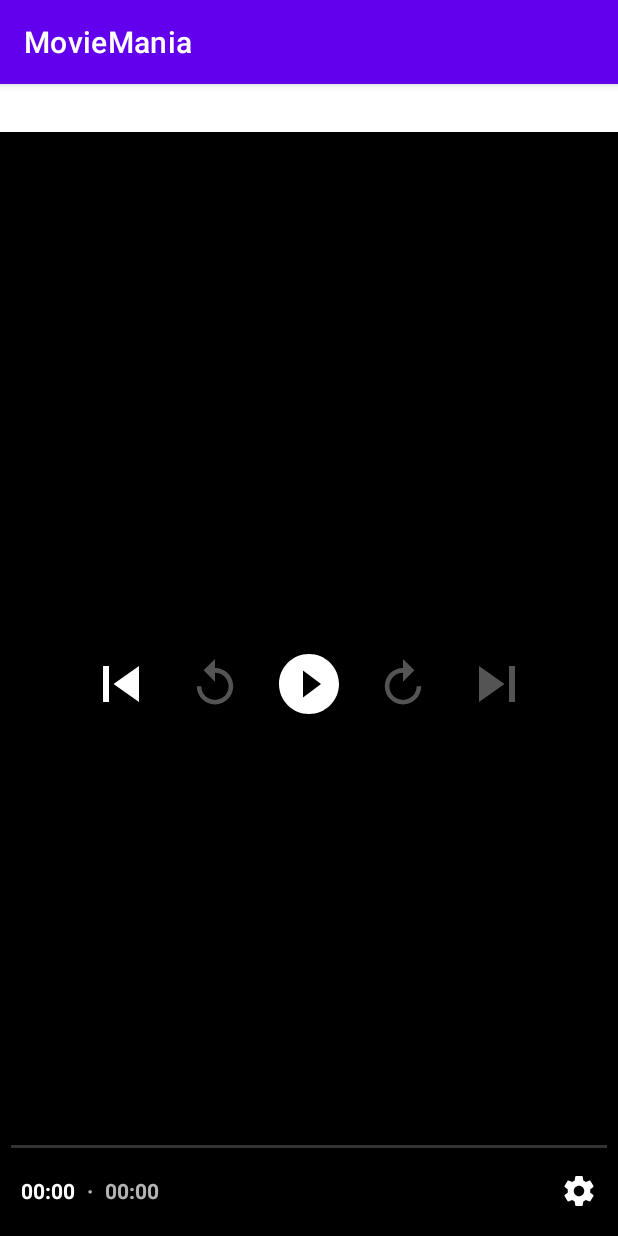
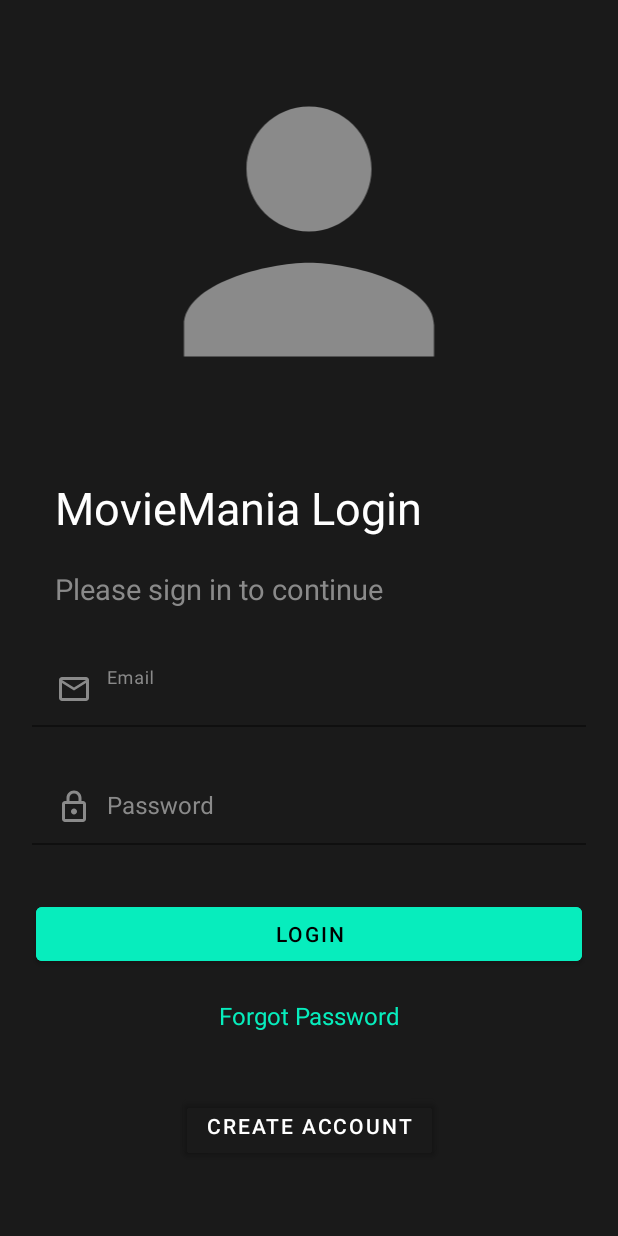
Before and after one commit to hommym/MovieMania, an Android app: the screen it shows after launch (VideoActivity before the commit, MainActivity after it), on a phone screen of 412 x 824 dp. Run offline under Robolectric (Android 15) with nearby library versions, the phone set to English and light mode, and no system bars.

Commit message:
Started auth ui ,that is the login ,signup ui

```diff
--- /dev/null
+++ b/app/src/main/java/com/example/moviemania/auth/data/JwtLocalDataSource.kt
@@ -0,0 +1,4 @@
+package com.example.moviemania.auth.data
+
+class JwtLocalDataSource {
+}
--- /dev/null
+++ b/app/src/main/java/com/example/moviemania/auth/ui/LoginFrag.kt
@@ -0,0 +1,60 @@
+package com.example.moviemania.auth.ui
+
+import android.os.Bundle
+import androidx.fragment.app.Fragment
+import android.view.LayoutInflater
+import android.view.View
+import android.view.ViewGroup
+import com.example.moviemania.R
+
+// TODO: Rename parameter arguments, choose names that match
+// the fragment initialization parameters, e.g. ARG_ITEM_NUMBER
+private const val ARG_PARAM1 = "param1"
+private const val ARG_PARAM2 = "param2"
+
+/**
+ * A simple [Fragment] subclass.
+ * Use the [LoginFrag.newInstance] factory method to
+ * create an instance of this fragment.
+ */
+class LoginFrag : Fragment() {
+    // TODO: Rename and change types of parameters
+    private var param1: String? = null
+    private var param2: String? = null
+
+    override fun onCreate(savedInstanceState: Bundle?) {
+        super.onCreate(savedInstanceState)
+        arguments?.let {
+            param1 = it.getString(ARG_PARAM1)
+            param2 = it.getString(ARG_PARAM2)
+        }
+    }
+
+    override fun onCreateView(
+        inflater: LayoutInflater, container: ViewGroup?,
+        savedInstanceState: Bundle?
+    ): View? {
+        // Inflate the layout for this fragment
+        return inflater.inflate(R.layout.fragment_login, container, false)
+    }
+
+    companion object {
+        /**
+         * Use this factory method to create a new instance of
+         * this fragment using the provided parameters.
+         *
+         * @param param1 Parameter 1.
+         * @param param2 Parameter 2.
+         * @return A new instance of fragment LoginFrag.
+         */
+        // TODO: Rename and change types and number of parameters
+        @JvmStatic
+        fun newInstance(param1: String, param2: String) =
+            LoginFrag().apply {
+                arguments = Bundle().apply {
+                    putString(ARG_PARAM1, param1)
+                    putString(ARG_PARAM2, param2)
+                }
+            }
+    }
+}
--- a/app/src/main/java/com/example/moviemania/auth/ui/MainActivity.kt
+++ b/app/src/main/java/com/example/moviemania/auth/ui/MainActivity.kt
@@ -3,10 +3,14 @@ package com.example.moviemania.auth.ui
 import android.content.Intent
 import androidx.appcompat.app.AppCompatActivity
 import android.os.Bundle
+import androidx.activity.viewModels
 import com.example.moviemania.R
 import com.example.moviemania.video.ui.VideoActivity
 
 class MainActivity : AppCompatActivity() {
+
+
+    val viewModel:MainViewModel by viewModels()
     override fun onCreate(savedInstanceState: Bundle?) {
         super.onCreate(savedInstanceState)
         setContentView(R.layout.activity_main)
@@ -20,9 +24,40 @@ class MainActivity : AppCompatActivity() {
     override fun onResume() {
         super.onResume()
 
-        val intentObj= Intent(this@MainActivity,VideoActivity::class.java)
-//        for now VideoType will only be movie
-        intentObj.putExtra("VideoType","movie")
-        startActivity(intentObj)
+//        val intentObj= Intent(this@MainActivity,VideoActivity::class.java)
+////        for now VideoType will only be movie
+//        intentObj.putExtra("VideoType","movie")
+//        startActivity(intentObj)
+
+
+
+        if(viewModel.checkJwtLocally()!=null){
+//            check the validity of jwt
+
+        }
+        else{
+            val fragTransaction=supportFragmentManager.beginTransaction()
+
+
+            if(viewModel.getFragInstance()!=null){
+                fragTransaction.add(R.id.main_layout,viewModel.getFragInstance()!!)
+            }
+            else{
+
+                val fragInstance=LoginFrag()
+
+//                saving fragment instance
+                viewModel.setFragmentInstance(fragInstance)
+                fragTransaction.add(R.id.main_layout,fragInstance)
+            }
+
+
+          fragTransaction.commit()
+        }
+
+
+
+
+
     }
 }
--- /dev/null
+++ b/app/src/main/java/com/example/moviemania/auth/ui/MainViewModel.kt
@@ -0,0 +1,39 @@
+package com.example.moviemania.auth.ui
+
+import androidx.fragment.app.Fragment
+import androidx.lifecycle.ViewModel
+
+class MainViewModel():ViewModel() {
+
+ private var fragmentInstance: Fragment?=null
+
+fun checkJwtLocally():String?{
+
+//    checking jwt locally (not implemented)
+    val jwtToken:String?=null
+
+    return jwtToken
+}
+
+fun checkJwtValidity():String?{
+
+//    checking jwt token (not implemented)
+    val jwtToken:String?=null
+
+
+    return jwtToken
+}
+
+fun getFragInstance():Fragment?{
+
+    return fragmentInstance
+}
+fun setFragmentInstance(currentFragment:Fragment){
+
+    fragmentInstance=currentFragment
+
+}
+
+
+
+}
--- /dev/null
+++ b/app/src/main/res/drawable/baseline_person_24.xml
@@ -0,0 +1,5 @@
+<vector android:height="24dp" android:tint="#8A8A8A"
+    android:viewportHeight="24" android:viewportWidth="24"
+    android:width="24dp" xmlns:android="http://schemas.android.com/apk/res/android">
+    <path android:fillColor="@android:color/white" android:pathData="M12,12c2.21,0 4,-1.79 4,-4s-1.79,-4 -4,-4 -4,1.79 -4,4 1.79,4 4,4zM12,14c-2.67,0 -8,1.34 -8,4v2h16v-2c0,-2.66 -5.33,-4 -8,-4z"/>
+</vector>
--- /dev/null
+++ b/app/src/main/res/drawable/outline_email_24.xml
@@ -0,0 +1,5 @@
+<vector android:height="24dp" android:tint="#8A8A8A"
+    android:viewportHeight="24" android:viewportWidth="24"
+    android:width="24dp" xmlns:android="http://schemas.android.com/apk/res/android">
+    <path android:fillColor="@android:color/white" android:pathData="M22,6c0,-1.1 -0.9,-2 -2,-2L4,4c-1.1,0 -2,0.9 -2,2v12c0,1.1 0.9,2 2,2h16c1.1,0 2,-0.9 2,-2L22,6zM20,6l-8,5 -8,-5h16zM20,18L4,18L4,8l8,5 8,-5v10z"/>
+</vector>
--- /dev/null
+++ b/app/src/main/res/drawable/outline_lock_24.xml
@@ -0,0 +1,5 @@
+<vector android:height="24dp" android:tint="#8A8A8A"
+    android:viewportHeight="24" android:viewportWidth="24"
+    android:width="24dp" xmlns:android="http://schemas.android.com/apk/res/android">
+    <path android:fillColor="@android:color/white" android:pathData="M18,8h-1L17,6c0,-2.76 -2.24,-5 -5,-5S7,3.24 7,6v2L6,8c-1.1,0 -2,0.9 -2,2v10c0,1.1 0.9,2 2,2h12c1.1,0 2,-0.9 2,-2L20,10c0,-1.1 -0.9,-2 -2,-2zM9,6c0,-1.66 1.34,-3 3,-3s3,1.34 3,3v2L9,8L9,6zM18,20L6,20L6,10h12v10zM12,17c1.1,0 2,-0.9 2,-2s-0.9,-2 -2,-2 -2,0.9 -2,2 0.9,2 2,2z"/>
+</vector>
--- /dev/null
+++ b/app/src/main/res/drawable/round_arrow_back_ios_new_24.xml
@@ -0,0 +1,5 @@
+<vector android:height="24dp" android:tint="#8A8A8A"
+    android:viewportHeight="24" android:viewportWidth="24"
+    android:width="24dp" xmlns:android="http://schemas.android.com/apk/res/android">
+    <path android:fillColor="@android:color/white" android:pathData="M16.88,2.88L16.88,2.88c-0.49,-0.49 -1.28,-0.49 -1.77,0l-8.41,8.41c-0.39,0.39 -0.39,1.02 0,1.41l8.41,8.41c0.49,0.49 1.28,0.49 1.77,0l0,0c0.49,-0.49 0.49,-1.28 0,-1.77L9.54,12l7.35,-7.35C17.37,4.16 17.37,3.37 16.88,2.88z"/>
+</vector>
--- /dev/null
+++ b/app/src/main/res/drawable/round_smartphone_24.xml
@@ -0,0 +1,5 @@
+<vector android:height="24dp" android:tint="#8A8A8A"
+    android:viewportHeight="24" android:viewportWidth="24"
+    android:width="24dp" xmlns:android="http://schemas.android.com/apk/res/android">
+    <path android:fillColor="@android:color/white" android:pathData="M17,1.01L7,1c-1.1,0 -2,0.9 -2,2v18c0,1.1 0.9,2 2,2h10c1.1,0 2,-0.9 2,-2V3c0,-1.1 -0.9,-1.99 -2,-1.99zM17,19H7V5h10v14z"/>
+</vector>
--- a/app/src/main/res/layout/activity_main.xml
+++ b/app/src/main/res/layout/activity_main.xml
@@ -3,6 +3,8 @@
     xmlns:tools="http://schemas.android.com/tools"
     android:layout_width="match_parent"
     android:layout_height="match_parent"
-    tools:context=".auth.ui.MainActivity">
+    tools:context=".auth.ui.MainActivity"
+    android:id="@+id/main_layout"
+    >
 
 </androidx.constraintlayout.widget.ConstraintLayout>
--- /dev/null
+++ b/app/src/main/res/layout/fragment_login.xml
@@ -0,0 +1,169 @@
+<?xml version="1.0" encoding="utf-8"?>
+<androidx.constraintlayout.widget.ConstraintLayout xmlns:android="http://schemas.android.com/apk/res/android"
+    xmlns:app="http://schemas.android.com/apk/res-auto"
+    xmlns:tools="http://schemas.android.com/tools"
+    android:id="@+id/linearLayout"
+    android:layout_width="match_parent"
+    android:layout_height="match_parent"
+    android:background="#E8040404"
+    tools:context=".auth.ui.LoginFrag">
+
+    <ImageView
+        android:id="@+id/imageView"
+        android:layout_width="0dp"
+        android:layout_height="250dp"
+        android:layout_marginStart="21dp"
+        android:layout_marginTop="20dp"
+        android:layout_marginEnd="21dp"
+        android:layout_marginBottom="30dp"
+        android:src="@drawable/baseline_person_24"
+        app:layout_constraintBottom_toTopOf="@+id/textView"
+        app:layout_constraintEnd_toEndOf="parent"
+        app:layout_constraintStart_toStartOf="parent"
+        app:layout_constraintTop_toTopOf="parent" />
+
+    <TextView
+        android:id="@+id/textView"
+        android:layout_width="0dp"
+        android:layout_height="wrap_content"
+        android:layout_marginStart="21dp"
+        android:layout_marginEnd="21dp"
+        android:layout_marginBottom="11dp"
+        android:paddingStart="15dp"
+        android:paddingEnd="30dp"
+        android:text="MovieMania Login"
+        android:textColor="@color/white"
+        android:textSize="30sp"
+        app:layout_constraintBottom_toTopOf="@+id/textView2"
+        app:layout_constraintEnd_toEndOf="parent"
+        app:layout_constraintStart_toStartOf="parent"
+        app:layout_constraintTop_toBottomOf="@+id/imageView" />
+
+    <TextView
+        android:id="@+id/textView2"
+        android:layout_width="0dp"
+        android:layout_height="wrap_content"
+        android:layout_marginStart="21dp"
+        android:layout_marginEnd="21dp"
+        android:layout_marginBottom="20dp"
+        android:paddingStart="15dp"
+        android:text="Please sign in to continue"
+        android:textColor="#8A8A8A"
+        android:textSize="19sp"
+        app:layout_constraintBottom_toTopOf="@+id/textInputLayout"
+        app:layout_constraintEnd_toEndOf="parent"
+        app:layout_constraintStart_toStartOf="parent"
+        app:layout_constraintTop_toBottomOf="@+id/textView" />
+
+    <com.google.android.material.textfield.TextInputLayout
+        android:id="@+id/textInputLayout"
+        android:layout_width="0dp"
+        android:layout_height="50dp"
+        android:layout_marginStart="21dp"
+        android:layout_marginEnd="21dp"
+        android:layout_marginBottom="20dp"
+        android:textColorHint="#8A8A8A"
+        app:boxStrokeColor="#00FFFFFF"
+        app:hintAnimationEnabled="true"
+        app:hintEnabled="true"
+        app:hintTextColor="#8A8A8A"
+        app:layout_constraintBottom_toTopOf="@+id/textInputLayout2"
+        app:layout_constraintEnd_toEndOf="parent"
+        app:layout_constraintStart_toStartOf="parent"
+        app:layout_constraintTop_toBottomOf="@+id/textView2">
+
+        <com.google.android.material.textfield.TextInputEditText
+            android:id="@+id/login_email"
+            android:layout_width="match_parent"
+            android:layout_height="match_parent"
+            android:background="@android:color/transparent"
+            android:drawableLeft="@drawable/outline_email_24"
+            android:drawablePadding="10dp"
+            android:hint="Email"
+            android:inputType="textEmailAddress"
+            android:paddingTop="10dp"
+            android:textColor="@color/white" />
+
+
+    </com.google.android.material.textfield.TextInputLayout>
+
+
+    <com.google.android.material.textfield.TextInputLayout
+        android:id="@+id/textInputLayout2"
+        android:layout_width="0dp"
+        android:layout_height="50dp"
+        android:layout_marginStart="21dp"
+        android:layout_marginEnd="21dp"
+        android:layout_marginBottom="26dp"
+        android:textColorHint="#8A8A8A"
+        app:boxStrokeColor="#00FFFFFF"
+        app:hintAnimationEnabled="true"
+        app:hintEnabled="true"
+        app:hintTextColor="#8A8A8A"
+        app:layout_constraintBottom_toTopOf="@+id/login_button"
+        app:layout_constraintEnd_toEndOf="parent"
+        app:layout_constraintStart_toStartOf="parent"
+        app:layout_constraintTop_toBottomOf="@+id/textInputLayout"
+        app:passwordToggleTint="#8A8A8A">
+
+        <com.google.android.material.textfield.TextInputEditText
+            android:id="@+id/login_password"
+            android:layout_width="match_parent"
+            android:layout_height="match_parent"
+            android:background="@android:color/transparent"
+            android:drawableLeft="@drawable/outline_lock_24"
+            android:drawablePadding="10dp"
+            android:hint="Password"
+            android:inputType="textPassword"
+            android:paddingTop="10dp"
+            android:textColor="@color/white" />
+
+
+    </com.google.android.material.textfield.TextInputLayout>
+
+    <Button
+        android:id="@+id/login_button"
+        android:layout_width="0dp"
+        android:layout_height="wrap_content"
+        android:layout_marginStart="24dp"
+        android:layout_marginEnd="24dp"
+        android:layout_marginBottom="10dp"
+        android:backgroundTint="#07EDBD"
+        android:foreground="?attr/selectableItemBackground"
+        android:text="LOGIN"
+        android:textColor="@color/black"
+        app:layout_constraintBottom_toTopOf="@+id/textView3"
+        app:layout_constraintEnd_toEndOf="parent"
+        app:layout_constraintStart_toStartOf="parent"
+        app:layout_constraintTop_toBottomOf="@+id/textInputLayout2" />
+
+    <TextView
+        android:id="@+id/textView3"
+        android:layout_width="wrap_content"
+        android:layout_height="wrap_content"
+        android:layout_marginBottom="30dp"
+        android:gravity="center_horizontal"
+        android:text="Forgot Password"
+        android:textColor="#07EDBD"
+        android:textSize="16sp"
+        app:layout_constraintBottom_toTopOf="@+id/create_account_button"
+        app:layout_constraintEnd_toEndOf="parent"
+        app:layout_constraintStart_toStartOf="parent"
+        app:layout_constraintTop_toBottomOf="@+id/login_button" />
+
+    <Button
+        android:id="@+id/create_account_button"
+        android:layout_width="wrap_content"
+        android:layout_height="wrap_content"
+        android:layout_marginBottom="40dp"
+        android:backgroundTint="#00736464"
+        android:foreground="?attr/selectableItemBackground"
+        android:text="create account"
+        android:textColor="@color/white"
+        app:layout_constraintBottom_toBottomOf="parent"
+        app:layout_constraintEnd_toEndOf="parent"
+        app:layout_constraintStart_toStartOf="parent"
+        app:layout_constraintTop_toBottomOf="@+id/textView3" />
+
+
+</androidx.constraintlayout.widget.ConstraintLayout>
--- a/app/src/main/res/values-night/themes.xml
+++ b/app/src/main/res/values-night/themes.xml
@@ -1,6 +1,6 @@
 <resources xmlns:tools="http://schemas.android.com/tools">
     <!-- Base application theme. -->
-    <style name="Theme.MovieMania" parent="Theme.MaterialComponents.DayNight.DarkActionBar">
+    <style name="Theme.MovieMania" parent="Theme.MaterialComponents.DayNight.NoActionBar">
         <!-- Primary brand color. -->
         <item name="colorPrimary">@color/purple_200</item>
         <item name="colorPrimaryVariant">@color/purple_700</item>
--- a/app/src/main/res/values/themes.xml
+++ b/app/src/main/res/values/themes.xml
@@ -1,6 +1,6 @@
 <resources xmlns:tools="http://schemas.android.com/tools">
     <!-- Base application theme. -->
-    <style name="Theme.MovieMania" parent="Theme.MaterialComponents.DayNight.DarkActionBar">
+    <style name="Theme.MovieMania" parent="Theme.MaterialComponents.DayNight.NoActionBar">
         <!-- Primary brand color. -->
         <item name="colorPrimary">@color/purple_500</item>
         <item name="colorPrimaryVariant">@color/purple_700</item>
```
Also changed, not shown: app/src/main/java/com/example/moviemania/auth/data/JwtRepository.kt (added, +24 -0 lines), app/src/main/java/com/example/moviemania/auth/ui/PasswordResetFrag.kt (added, +60 -0 lines), app/src/main/java/com/example/moviemania/auth/ui/SignupFrag.kt (added, +60 -0 lines), app/src/main/res/layout/fragment_password_reset.xml (added, +14 -0 lines), app/src/main/res/layout/fragment_signup.xml (added, +234 -0 lines).
